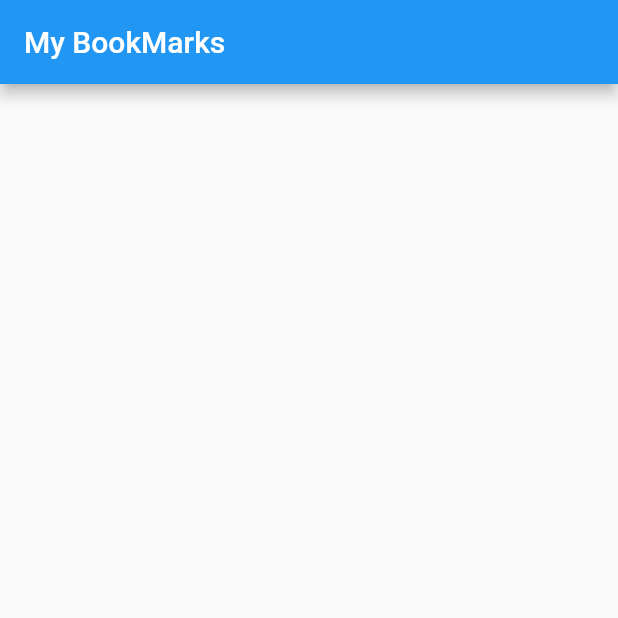
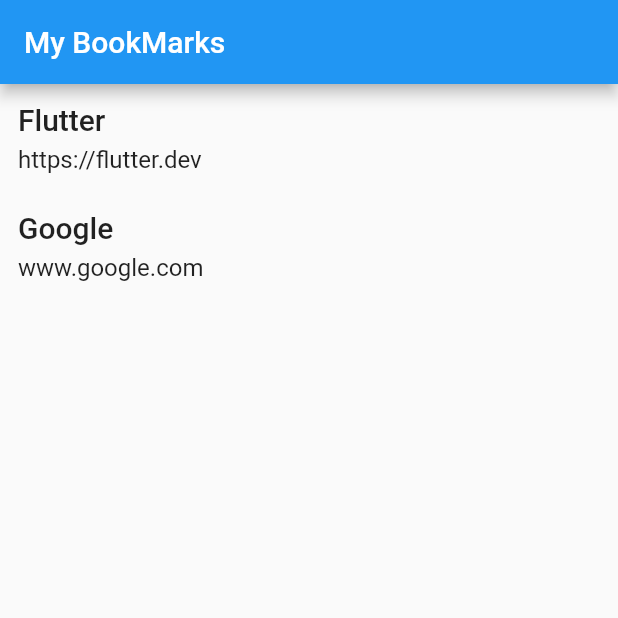
Before and after one commit to Dablaze-ufc/My-BookMark-App, a Flutter app: the screen it shows after launch, on a phone screen of 412 x 824 dp, the top half of it. Run offline on Flutter 3.47's test engine with Material 2 defaults, Android fonts, the phone set to English and light mode, and no system bars.

Commit message:
created the bookmarks page, bookmarks list widget and bookmark list item for displaying the individual item in the list

```diff
--- a/lib/main.dart
+++ b/lib/main.dart
@@ -1,5 +1,6 @@
 import 'package:flutter/material.dart';
 import 'package:flutter/widgets.dart';
+import 'package:new_project/page/bookmarks_page.dart';
 
 void main() {
  runApp(BookMarkApp());
@@ -9,12 +10,7 @@ class BookMarkApp extends StatelessWidget{
   @override
   Widget build(BuildContext context) {
     return MaterialApp(
-      home: Scaffold(
-      appBar: AppBar(
-        title: Text("My BookMarks"),
-      ),
-      body: Container(),
-      ),
+      home: BookmarksPage(),
     );
   }
 }
--- /dev/null
+++ b/lib/page/bookmarks_page.dart
@@ -0,0 +1,20 @@
+import 'package:flutter/material.dart';
+import 'package:new_project/model/bookmark.dart';
+import 'package:new_project/widgets/bookmark_list_widget.dart';
+
+class BookmarksPage extends StatelessWidget {
+  List<Bookmark> bookmarksList = [
+    Bookmark("Flutter", "https://flutter.dev"),
+    Bookmark("Google", "www.google.com")
+  ];
+
+  @override
+  Widget build(BuildContext context) {
+    return Scaffold(
+      appBar: AppBar(
+        title: Text("My BookMarks"),
+      ),
+      body: BookmarksListWidget(bookmarksList),
+    );
+  }
+}
--- /dev/null
+++ b/lib/widgets/bookmark_list_item_widget.dart
@@ -0,0 +1,31 @@
+import 'package:flutter/material.dart';
+import 'package:new_project/model/bookmark.dart';
+
+class BookmarkListItemWidget extends StatelessWidget {
+  Bookmark _bookmark;
+
+  BookmarkListItemWidget(this._bookmark);
+
+  @override
+  Widget build(BuildContext context) {
+    return Padding(
+      padding: const EdgeInsets.all(12),
+      child: Column(
+        crossAxisAlignment: CrossAxisAlignment.start,
+        children: [
+          Text(
+            _bookmark.tittle,
+            style: Theme.of(context).textTheme.headline6,
+          ),
+          SizedBox(
+            height: 6,
+          ),
+          Text(
+            _bookmark.link,
+            style: Theme.of(context).textTheme.subtitle1,
+          )
+        ],
+      ),
+    );
+  }
+}
--- /dev/null
+++ b/lib/widgets/bookmark_list_widget.dart
@@ -0,0 +1,20 @@
+import 'package:flutter/material.dart';
+import 'package:new_project/model/bookmark.dart';
+
+import 'bookmark_list_item_widget.dart';
+
+class BookmarksListWidget extends StatelessWidget {
+  List<Bookmark> bookmarksList;
+
+  BookmarksListWidget(this.bookmarksList);
+
+  @override
+  Widget build(BuildContext context) {
+    return ListView(
+      children: [
+        BookmarkListItemWidget(bookmarksList[0]),
+        BookmarkListItemWidget(bookmarksList[1]),
+      ],
+    );
+  }
+}
```
Also changed, not shown: lib/model/bookmark.dart (renamed from lib/bookmark.dart).
